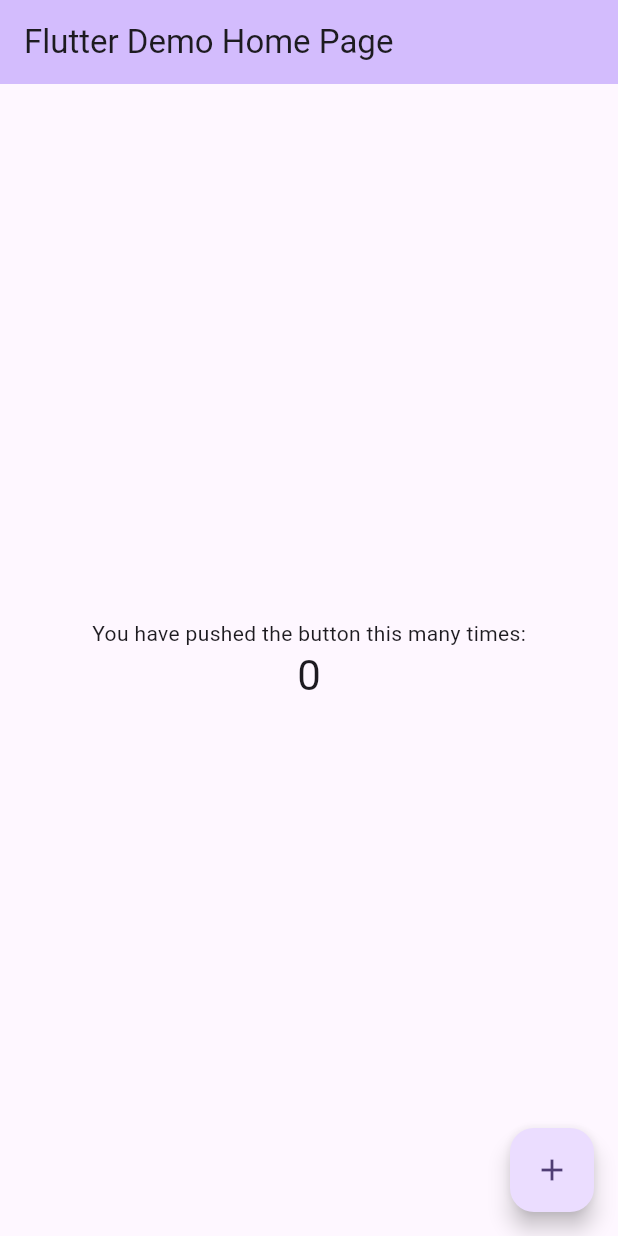
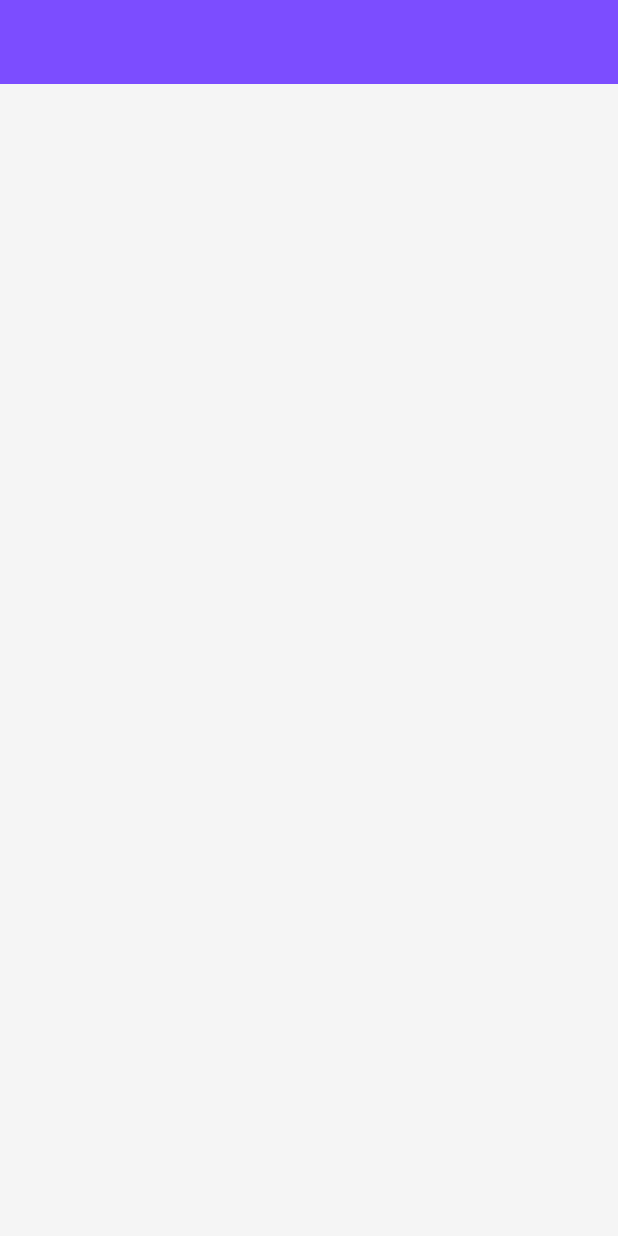
Before and after one commit to nypoclary/easy_hire, a Flutter app: the screen it shows after launch, on a phone screen of 412 x 824 dp. Run offline on Flutter 3.47's test engine with Material 3 defaults, Android fonts, the phone set to English and light mode, and no system bars; our stand-ins replace go_router.

Commit message:
folder structure

```diff
--- /dev/null
+++ b/lib/core/app_constants.dart
@@ -0,0 +1,3 @@
+class AppConstants {
+  static const String appName = 'Easy Hire';
+}
--- /dev/null
+++ b/lib/core/app_router.dart
@@ -0,0 +1,16 @@
+import 'package:easy_hire/features/home/view/home_screen.dart';
+import 'package:go_router/go_router.dart';
+
+class AppRouter {
+  static final router = GoRouter(
+    initialLocation: '/',
+    //errorBuilder: (context, state) => const NotFoundScreen(),
+    routes: [
+      GoRoute(
+        path: '/',
+        name: 'home',
+        builder: (context, state) => const HomeScreen(),
+      ),
+    ],
+  );
+}
--- /dev/null
+++ b/lib/core/app_theme.dart
@@ -0,0 +1,17 @@
+import 'package:flutter/material.dart';
+
+class AppTheme {
+  static final ThemeData appTheme = ThemeData(
+    useMaterial3: true,
+    colorSchemeSeed: Colors.indigo.shade900,
+    appBarTheme: AppBarTheme(
+       // fallback in case colorScheme is not used
+      titleTextStyle: const TextStyle(
+        fontWeight: FontWeight.bold,
+        fontSize: 24,
+        color: Colors.black, // set based on your needs
+      ),
+    ),
+    scaffoldBackgroundColor: Colors.grey[100],
+  );
+}
--- /dev/null
+++ b/lib/features/home/view/home_screen.dart
@@ -0,0 +1,15 @@
+import 'package:flutter/material.dart';
+
+class HomeScreen extends StatefulWidget {
+  const HomeScreen({super.key});
+
+  @override
+  State<HomeScreen> createState() => _HomeScreenState();
+}
+
+class _HomeScreenState extends State<HomeScreen> {
+  @override
+  Widget build(BuildContext context) {
+    return Scaffold(appBar: AppBar(backgroundColor: Colors.deepPurpleAccent));
+  }
+}
--- a/lib/main.dart
+++ b/lib/main.dart
@@ -1,122 +1,23 @@
+import 'package:easy_hire/core/app_constants.dart';
 import 'package:flutter/material.dart';
+import 'core/app_router.dart';
+import 'core/app_theme.dart';
 
-void main() {
-  runApp(const MyApp());
+void main() async {
+  WidgetsFlutterBinding.ensureInitialized();
+
+  runApp( MyApp());
 }
 
 class MyApp extends StatelessWidget {
   const MyApp({super.key});
-
-  // This widget is the root of your application.
   @override
   Widget build(BuildContext context) {
-    return MaterialApp(
-      title: 'Flutter Demo',
-      theme: ThemeData(
-        // This is the theme of your application.
-        //
-        // TRY THIS: Try running your application with "flutter run". You'll see
-        // the application has a purple toolbar. Then, without quitting the app,
-        // try changing the seedColor in the colorScheme below to Colors.green
-        // and then invoke "hot reload" (save your changes or press the "hot
-        // reload" button in a Flutter-supported IDE, or press "r" if you used
-        // the command line to start the app).
-        //
-        // Notice that the counter didn't reset back to zero; the application
-        // state is not lost during the reload. To reset the state, use hot
-        // restart instead.
-        //
-        // This works for code too, not just values: Most code changes can be
-        // tested with just a hot reload.
-        colorScheme: ColorScheme.fromSeed(seedColor: Colors.deepPurple),
-      ),
-      home: const MyHomePage(title: 'Flutter Demo Home Page'),
+    return MaterialApp.router(
+      title: AppConstants.appName,
+      debugShowCheckedModeBanner: false,
+      theme: AppTheme.appTheme,
+      routerConfig: AppRouter.router,
     );
   }
 }
-
-class MyHomePage extends StatefulWidget {
-  const MyHomePage({super.key, required this.title});
-
-  // This widget is the home page of your application. It is stateful, meaning
-  // that it has a State object (defined below) that contains fields that affect
-  // how it looks.
-
-  // This class is the configuration for the state. It holds the values (in this
-  // case the title) provided by the parent (in this case the App widget) and
-  // used by the build method of the State. Fields in a Widget subclass are
-  // always marked "final".
-
-  final String title;
-
-  @override
-  State<MyHomePage> createState() => _MyHomePageState();
-}
-
-class _MyHomePageState extends State<MyHomePage> {
-  int _counter = 0;
-
-  void _incrementCounter() {
-    setState(() {
-      // This call to setState tells the Flutter framework that something has
-      // changed in this State, which causes it to rerun the build method below
-      // so that the display can reflect the updated values. If we changed
-      // _counter without calling setState(), then the build method would not be
-      // called again, and so nothing would appear to happen.
-      _counter++;
-    });
-  }
-
-  @override
-  Widget build(BuildContext context) {
-    // This method is rerun every time setState is called, for instance as done
-    // by the _incrementCounter method above.
-    //
-    // The Flutter framework has been optimized to make rerunning build methods
-    // fast, so that you can just rebuild anything that needs updating rather
-    // than having to individually change instances of widgets.
-    return Scaffold(
-      appBar: AppBar(
-        // TRY THIS: Try changing the color here to a specific color (to
-        // Colors.amber, perhaps?) and trigger a hot reload to see the AppBar
-        // change color while the other colors stay the same.
-        backgroundColor: Theme.of(context).colorScheme.inversePrimary,
-        // Here we take the value from the MyHomePage object that was created by
-        // the App.build method, and use it to set our appbar title.
-        title: Text(widget.title),
-      ),
-      body: Center(
-        // Center is a layout widget. It takes a single child and positions it
-        // in the middle of the parent.
-        child: Column(
-          // Column is also a layout widget. It takes a list of children and
-          // arranges them vertically. By default, it sizes itself to fit its
-          // children horizontally, and tries to be as tall as its parent.
-          //
-          // Column has various properties to control how it sizes itself and
-          // how it positions its children. Here we use mainAxisAlignment to
-          // center the children vertically; the main axis here is the vertical
-          // axis because Columns are vertical (the cross axis would be
-          // horizontal).
-          //
-          // TRY THIS: Invoke "debug painting" (choose the "Toggle Debug Paint"
-          // action in the IDE, or press "p" in the console), to see the
-          // wireframe for each widget.
-          mainAxisAlignment: MainAxisAlignment.center,
-          children: <Widget>[
-            const Text('You have pushed the button this many times:'),
-            Text(
-              '$_counter',
-              style: Theme.of(context).textTheme.headlineMedium,
-            ),
-          ],
-        ),
-      ),
-      floatingActionButton: FloatingActionButton(
-        onPressed: _incrementCounter,
-        tooltip: 'Increment',
-        child: const Icon(Icons.add),
-      ), // This trailing comma makes auto-formatting nicer for build methods.
-    );
-  }
-}
--- a/pubspec.yaml
+++ b/pubspec.yaml
@@ -30,6 +30,7 @@ environment:
 dependencies:
   flutter:
     sdk: flutter
+  go_router: ^15.1.2
 
   # The following adds the Cupertino Icons font to your application.
   # Use with the CupertinoIcons class for iOS style icons.
@@ -38,6 +39,7 @@ dependencies:
 dev_dependencies:
   flutter_test:
     sdk: flutter
+
 
   # The "flutter_lints" package below contains a set of recommended lints to
   # encourage good coding practices. The lint set provided by the package is
```
Also changed, not shown: pubspec.lock, 1 other file.
